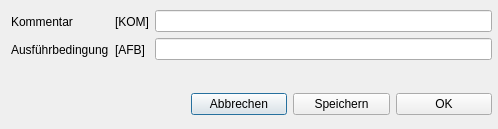
The window that Dialoge/dialog_kommentar.ui (TischlerWilly/GCodeGenerator) describes before a commit, drawn with Qt 5.
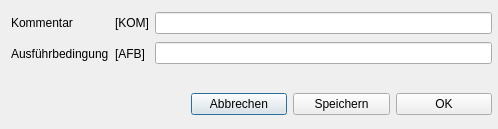
The same window after the commit.

```diff
--- a/Dialoge/dialog_kommentar.ui
+++ b/Dialoge/dialog_kommentar.ui
@@ -16,7 +16,7 @@
   <property name="modal">
    <bool>true</bool>
   </property>
-  <widget class="QWidget" name="">
+  <widget class="QWidget" name="layoutWidget">
    <property name="geometry">
     <rect>
      <x>191</x>
@@ -49,13 +49,13 @@
     </item>
    </layout>
   </widget>
-  <widget class="QWidget" name="">
+  <widget class="QWidget" name="layoutWidget">
    <property name="geometry">
     <rect>
      <x>11</x>
      <y>10</y>
      <width>481</width>
-     <height>51</height>
+     <height>56</height>
     </rect>
    </property>
    <layout class="QHBoxLayout" name="horizontalLayout_2">
```
